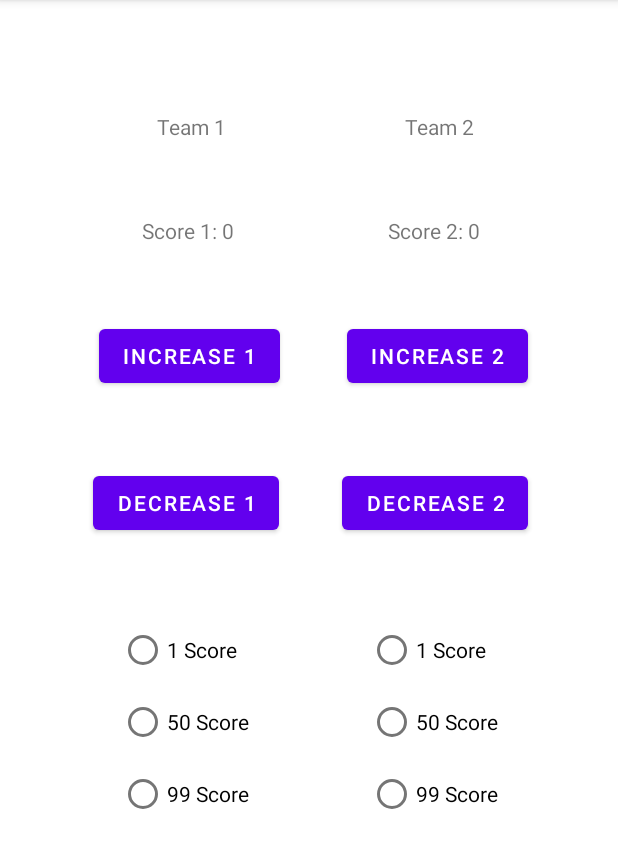
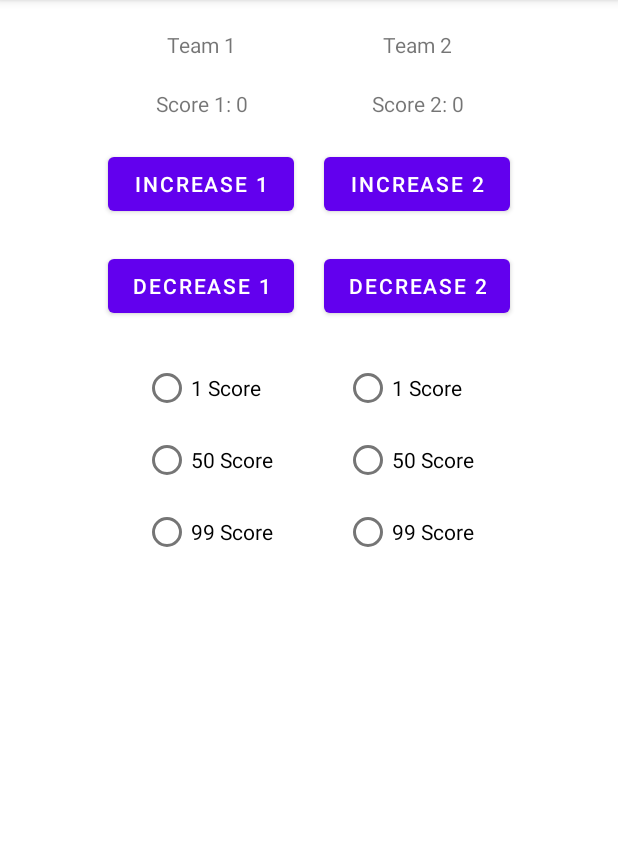
Before and after one commit to kevinle-it/JAV1001-ScoreKeeper, an Android app: the screen it shows after launch (MainActivity), on a phone screen of 412 x 824 dp, the part 84-952 px from its top. Run offline under Robolectric (Android 15) with nearby library versions, the phone set to English and light mode, and no system bars.

Commit message:
update main layout views by using table layout as a wrapper for better positioning and alignment

```diff
--- a/app/src/main/res/layout/activity_main.xml
+++ b/app/src/main/res/layout/activity_main.xml
@@ -6,109 +6,127 @@
     android:layout_height="match_parent"
     tools:context=".MainActivity">
 
+    <!-- TableLayout that wrap all views in the main layout for better positioning and alignment -->
+    <TableLayout
+        android:layout_width="match_parent"
+        android:layout_height="wrap_content"
+        android:layout_marginTop="20dp"
+        app:layout_constraintEnd_toEndOf="parent"
+        app:layout_constraintStart_toStartOf="parent"
+        app:layout_constraintTop_toTopOf="parent">
+
         <!-- START Team Names section -->
-    <TextView
-        android:id="@+id/team2Name"
-        android:layout_width="wrap_content"
-        android:layout_height="wrap_content"
-        android:layout_marginEnd="96dp"
-        android:text="Team 2"
-        app:layout_constraintBottom_toBottomOf="parent"
-        app:layout_constraintEnd_toEndOf="parent"
-        app:layout_constraintTop_toTopOf="parent"
-        app:layout_constraintVertical_bias="0.1" />
+        <TableRow
+            android:layout_width="match_parent"
+            android:layout_height="match_parent"
+            android:gravity="center_horizontal">
 
             <TextView
                 android:id="@+id/team1Name"
                 android:layout_width="wrap_content"
                 android:layout_height="wrap_content"
-        android:text="Team 1"
-        app:layout_constraintBottom_toBottomOf="parent"
-        app:layout_constraintEnd_toStartOf="@+id/team2Name"
-        app:layout_constraintHorizontal_bias="0.468"
-        app:layout_constraintStart_toStartOf="parent"
-        app:layout_constraintTop_toTopOf="parent"
-        app:layout_constraintVertical_bias="0.1" />
+                android:layout_marginRight="10dp"
+                android:gravity="center"
+                android:text="Team 1" />
+
+            <TextView
+                android:id="@+id/team2Name"
+                android:layout_width="wrap_content"
+                android:layout_height="wrap_content"
+                android:layout_marginLeft="10dp"
+                android:gravity="center"
+                android:text="Team 2" />
+        </TableRow>
         <!-- END Team Names section -->
 
         <!-- START Scores section -->
+        <TableRow
+            android:layout_width="match_parent"
+            android:layout_height="match_parent"
+            android:layout_marginTop="20dp"
+            android:gravity="center_horizontal"
+            android:paddingStart="20dp"
+            android:paddingEnd="20dp">
+
             <TextView
                 android:id="@+id/team1Score"
                 android:layout_width="wrap_content"
                 android:layout_height="wrap_content"
-        android:layout_marginTop="50dp"
-        android:text="Score 1: 0"
-        app:layout_constraintEnd_toStartOf="@+id/team2Score"
-        app:layout_constraintHorizontal_bias="0.479"
-        app:layout_constraintStart_toStartOf="parent"
-        app:layout_constraintTop_toBottomOf="@+id/team1Name" />
+                android:layout_marginRight="10dp"
+                android:gravity="center"
+                android:text="Score 1: 0" />
 
             <TextView
                 android:id="@+id/team2Score"
                 android:layout_width="wrap_content"
                 android:layout_height="wrap_content"
-        android:layout_marginTop="50dp"
-        android:layout_marginEnd="92dp"
-        android:text="Score 2: 0"
-        app:layout_constraintEnd_toEndOf="parent"
-        app:layout_constraintTop_toBottomOf="@+id/team2Name" />
+                android:layout_marginLeft="10dp"
+                android:gravity="center"
+                android:text="Score 2: 0" />
+        </TableRow>
         <!-- END Scores section -->
 
         <!-- START Increase Buttons section -->
+        <TableRow
+            android:layout_width="match_parent"
+            android:layout_height="match_parent"
+            android:layout_marginTop="20dp"
+            android:gravity="center_horizontal"
+            android:paddingStart="20dp"
+            android:paddingEnd="20dp">
+
             <Button
                 android:id="@+id/increaseTeam1Score"
                 android:layout_width="wrap_content"
                 android:layout_height="wrap_content"
-        android:layout_marginTop="50dp"
-        android:text="Increase 1"
-        app:layout_constraintEnd_toStartOf="@+id/increaseTeam2Score"
-        app:layout_constraintHorizontal_bias="0.598"
-        app:layout_constraintStart_toStartOf="parent"
-        app:layout_constraintTop_toBottomOf="@+id/team1Score" />
+                android:layout_marginRight="10dp"
+                android:text="Increase 1" />
 
             <Button
                 android:id="@+id/increaseTeam2Score"
                 android:layout_width="wrap_content"
                 android:layout_height="wrap_content"
-        android:layout_marginTop="50dp"
-        android:layout_marginEnd="60dp"
-        android:text="Increase 2"
-        app:layout_constraintEnd_toEndOf="parent"
-        app:layout_constraintTop_toBottomOf="@+id/team2Score" />
+                android:layout_marginLeft="10dp"
+                android:text="Increase 2" />
+        </TableRow>
         <!-- END Increase Buttons section -->
 
         <!-- START Decrease Buttons section -->
+        <TableRow
+            android:layout_width="match_parent"
+            android:layout_height="match_parent"
+            android:layout_marginTop="20dp"
+            android:gravity="center_horizontal"
+            android:paddingStart="20dp"
+            android:paddingEnd="20dp">
+
             <Button
                 android:id="@+id/decreaseTeam1Score"
                 android:layout_width="wrap_content"
                 android:layout_height="wrap_content"
-        android:layout_marginTop="50dp"
-        android:text="Decrease 1"
-        app:layout_constraintEnd_toStartOf="@+id/decreaseTeam2Score"
-        app:layout_constraintHorizontal_bias="0.598"
-        app:layout_constraintStart_toStartOf="parent"
-        app:layout_constraintTop_toBottomOf="@+id/increaseTeam1Score" />
+                android:layout_marginRight="10dp"
+                android:text="Decrease 1" />
 
             <Button
                 android:id="@+id/decreaseTeam2Score"
                 android:layout_width="wrap_content"
                 android:layout_height="wrap_content"
-        android:layout_marginTop="50dp"
-        android:layout_marginEnd="60dp"
-        android:text="Decrease 2"
-        app:layout_constraintEnd_toEndOf="parent"
-        app:layout_constraintTop_toBottomOf="@+id/increaseTeam2Score" />
+                android:layout_marginLeft="10dp"
+                android:text="Decrease 2" />
+        </TableRow>
         <!-- END Decrease Buttons section -->
 
+        <TableRow
+            android:layout_width="match_parent"
+            android:layout_height="match_parent"
+            android:layout_marginTop="20dp"
+            android:gravity="center_horizontal">
             <!-- START Team 1 Score Selection section -->
             <RadioGroup
-        android:layout_width="wrap_content"
-        android:layout_height="wrap_content"
-        android:layout_marginTop="50dp"
-        app:layout_constraintHorizontal_bias="0.5"
-        app:layout_constraintEnd_toStartOf="@+id/team2ScoreRadioGroup"
-        app:layout_constraintStart_toStartOf="parent"
-        app:layout_constraintTop_toBottomOf="@+id/decreaseTeam1Score">
+                android:id="@+id/team1ScoreRadioGroup"
+                android:layout_width="match_parent"
+                android:layout_height="match_parent"
+                android:layout_gravity="center_horizontal">
 
                 <RadioButton
                     android:layout_width="match_parent"
@@ -121,7 +139,7 @@
                     android:text="50 Score" />
 
                 <RadioButton
-            android:layout_width="wrap_content"
+                    android:layout_width="match_parent"
                     android:layout_height="wrap_content"
                     android:text="99 Score" />
             </RadioGroup>
@@ -130,28 +148,27 @@
             <!-- START Team 2 Score Selection section -->
             <RadioGroup
                 android:id="@+id/team2ScoreRadioGroup"
-        android:layout_width="wrap_content"
-        android:layout_height="wrap_content"
-        android:layout_marginTop="50dp"
-        android:layout_marginEnd="80dp"
-        app:layout_constraintEnd_toEndOf="parent"
-        app:layout_constraintTop_toBottomOf="@+id/decreaseTeam2Score">
+                android:layout_width="match_parent"
+                android:layout_height="match_parent"
+                android:layout_gravity="center_horizontal">
 
                 <RadioButton
-            android:layout_width="wrap_content"
+                    android:layout_width="match_parent"
                     android:layout_height="wrap_content"
                     android:text="1 Score" />
 
                 <RadioButton
-            android:layout_width="wrap_content"
+                    android:layout_width="match_parent"
                     android:layout_height="wrap_content"
                     android:text="50 Score" />
 
                 <RadioButton
-            android:layout_width="wrap_content"
+                    android:layout_width="match_parent"
                     android:layout_height="wrap_content"
                     android:text="99 Score" />
             </RadioGroup>
             <!-- END Team 2 Score Selection section -->
+        </TableRow>
+    </TableLayout>
 
 </androidx.constraintlayout.widget.ConstraintLayout>
```
Lines whose indentation alone changed are shown as unchanged.
